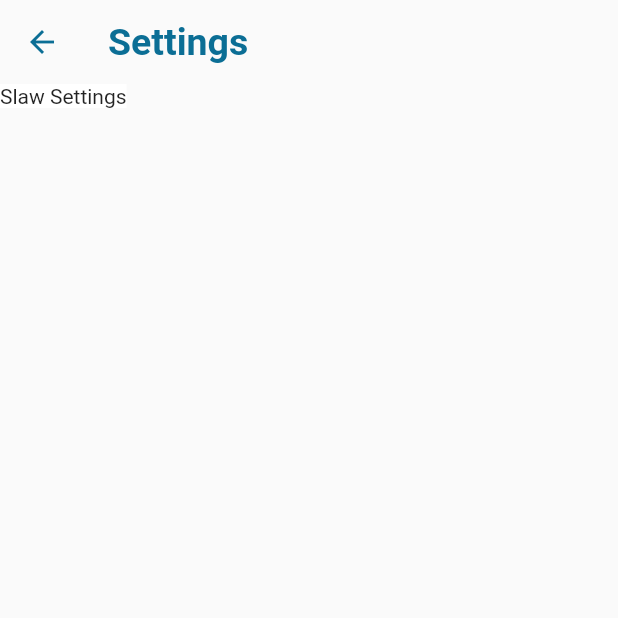
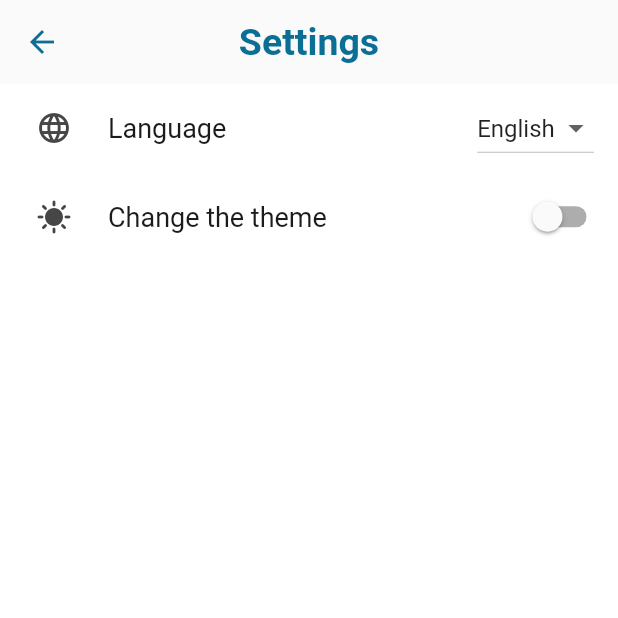
Before and after one commit to Cevop-s/WaterTime, a Flutter app: the settingScreen screen opened directly, on a phone screen of 412 x 824 dp, the top half of it. Run offline on Flutter 3.47's test engine with Material 2 defaults, Android fonts, the phone set to English and light mode, and no system bars; drawn by our look-alikes of settings_ui; our stand-ins replace date_picker_timeline, floating_bottom_navigation_bar, flutter_local_notifications, google_fonts, google_mobile_ads, google_nav_bar and 3 more; network calls fail.

Commit message:
Added settings

```diff
--- a/lib/Screens/MainScreens/SettingScreen.dart
+++ b/lib/Screens/MainScreens/SettingScreen.dart
@@ -1,4 +1,5 @@
 import 'package:flutter/material.dart';
+import 'package:settings_ui/settings_ui.dart';
 
 class settingScreen extends StatefulWidget {
   const settingScreen({Key? key}) : super(key: key);
@@ -8,11 +9,16 @@ class settingScreen extends StatefulWidget {
 }
 
 class _settingScreenState extends State<settingScreen> {
+  String dropdownvalue = 'English';
+
+  var items = ['English', 'Kurdish'];
+
   @override
   Widget build(BuildContext context) {
     return Scaffold(
       appBar: AppBar(
         elevation: 20,
+        centerTitle: true,
         title: const Text(
           'Settings',
           style: TextStyle(fontSize: 25, fontWeight: FontWeight.bold),
@@ -23,8 +29,39 @@ class _settingScreenState extends State<settingScreen> {
         foregroundColor: Color(0xFF0B6E95), //#0B6E95
       ),
       body: Container(
-          color: Colors.white,
-          child: Text("Slaw Settings"),
-        ));
+        child: SettingsList(
+          lightTheme: SettingsThemeData(settingsListBackground: Colors.white),
+          sections: [
+            SettingsSection(
+              tiles: <SettingsTile>[
+                SettingsTile(
+                  title: Text("Language"),
+                  leading: Icon(Icons.language),
+                  trailing: DropdownButton(
+                      value: dropdownvalue,
+                      items: items.map((String items) {
+                        return DropdownMenuItem(
+                          value: items,
+                          child: Text(items),
+                        );
+                      }).toList(),
+                      onChanged: (String? newValue) {
+                        setState(() {
+                          dropdownvalue = newValue!;
+                        });
+                      }),
+                ),
+                SettingsTile.switchTile(
+                  onToggle: (value) {},
+                  initialValue: false,
+                  leading: Icon(Icons.sunny),
+                  title: Text('Change the theme'),
+                ),
+              ],
+            ),
+          ],
+        ),
+      ),
+    );
   }
 }
--- a/pubspec.yaml
+++ b/pubspec.yaml
@@ -37,6 +37,8 @@ dependencies:
   date_picker_timeline: ^1.2.3
   google_nav_bar: ^5.0.5
   floating_bottom_navigation_bar: ^1.5.2
+  settings_ui: ^2.0.2
+  http: ^0.13.4
 
 dev_dependencies:
   flutter_test:
@@ -65,8 +67,8 @@ flutter:
   uses-material-design: true
 
   # To add assets to your application, add an assets section, like this:
-  assets:
-    - lib/icons/
+  # assets:
+  #   - lib/icons/
   #   - images/a_dot_ham.jpeg
 
   # An image asset can refer to one or more resolution-specific "variants", see
```
Also changed, not shown: pubspec.lock. Lines whose indentation alone changed are shown as unchanged.
